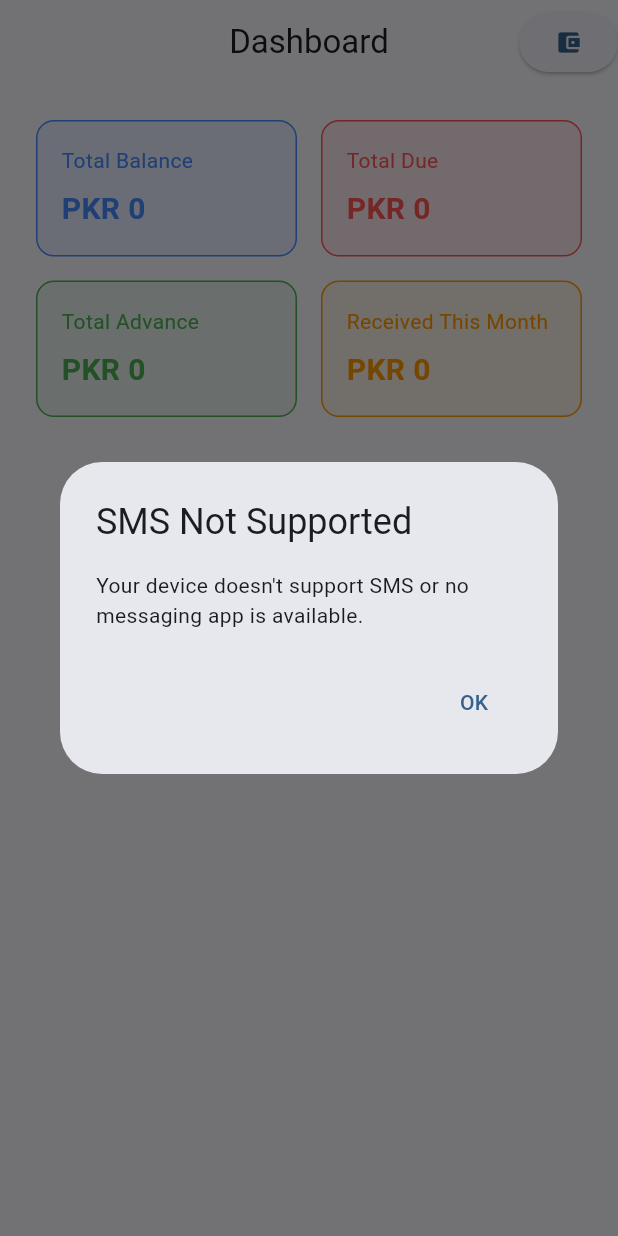
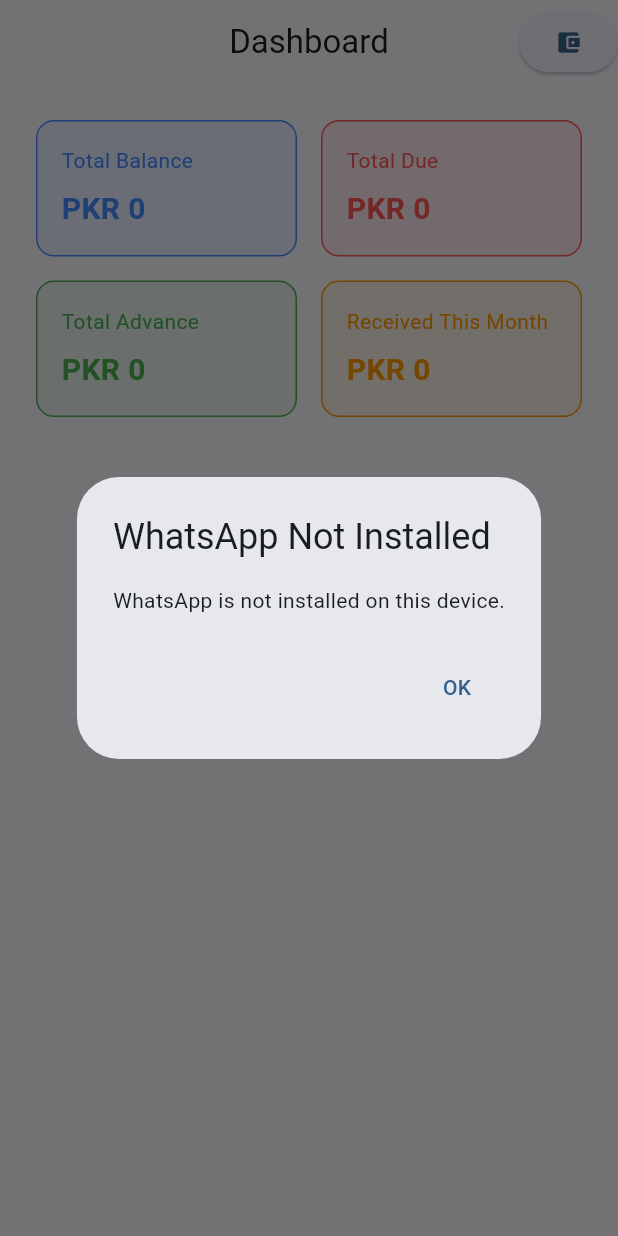
Before and after one commit to QasimSaeedsmt/flexipay-for-haris, a Flutter app: the screen it shows after launch, after a tap on the "account balance wallet" icon, on a phone screen of 412 x 824 dp. Run offline on Flutter 3.47's test engine with Material 3 defaults, Android fonts, the phone set to English and light mode, and no system bars; our stand-ins replace cloud_firestore, firebase_core, month_picker_dialog, pdf, permission_handler, printing; accounts and stored records are empty.

```diff
--- a/lib/msg_utils.dart
+++ b/lib/msg_utils.dart
@@ -7,34 +7,51 @@
 import 'dialog_utils.dart';
 
 class MessageUtils{
-
-  void sendWhatsAppMessage({
-    required String phoneNumber,
+  static String _generateInstallmentMessage({
     required String customerName,
     required String installmentMonth,
     required double amount,
-    required BuildContext? context,
-  }) async {
-    final String message =
-        'Hello $customerName,\n\n'
+  }) {
+    return 'Hello $customerName,\n\n'
         'This is a friendly reminder that your monthly installment for $installmentMonth is now due. '
-        'The payable amount is Rs. ${amount.toStringAsFixed(2)}.\n\n'
+        'The payable amount is Rs. ${amount.toStringAsFixed(0)}.\n\n'
         'Please make the payment at your earliest convenience.\n\n'
         'If you have already completed the payment, kindly disregard this message.\n\n'
         'Thank you for your continued trust.\n\n'
         'Best regards,\n'
         'Haris Hussain';
+  }
 
-    final String encodedMessage = Uri.encodeComponent(message);
-    final String whatsappUrl = 'https://wa.me/$phoneNumber?text=$encodedMessage';
+  /// Launches WhatsApp with pre-filled message
+  static Future<void> sendWhatsAppMessage({
+    required String phoneNumber,
+    required String customerName,
+    required String installmentMonth,
+    required double amount,
+    required BuildContext context,
+  }) async {
+    final message = _generateInstallmentMessage(
+      customerName: customerName,
+      installmentMonth: installmentMonth,
+      amount: amount,
+    );
 
-    final Uri uri = Uri.parse(whatsappUrl);
+    final encodedMessage = Uri.encodeComponent(message);
 
-    if (await canLaunchUrl(uri)) {
-      await launchUrl(uri, mode: LaunchMode.externalApplication);
+    // Remove any '+' from the number to avoid issues
+    final cleanPhone = phoneNumber.replaceAll('+', '');
+
+    final Uri whatsappUri = Uri.parse('https://wa.me/$cleanPhone?text=$encodedMessage');
+
+    if (await canLaunchUrl(whatsappUri)) {
+      await launchUrl(whatsappUri, mode: LaunchMode.externalApplication);
     } else {
-      if (context != null) {
-        // Show dialog or snackbar that WhatsApp is not installed
+      // WhatsApp not available
+      _showWhatsAppNotInstalledDialog(context);
+    }
+  }
+
+  static void _showWhatsAppNotInstalledDialog(BuildContext context) {
     showDialog(
       context: context,
       builder: (_) => AlertDialog(
@@ -49,8 +66,49 @@
       ),
     );
   }
-    }
-  }
+  // void sendWhatsAppMessage({
+  //   required String phoneNumber,
+  //   required String customerName,
+  //   required String installmentMonth,
+  //   required double amount,
+  //   required BuildContext? context,
+  // }) async {
+  //   final String message =
+  //       'Hello $customerName,\n\n'
+  //       'This is a friendly reminder that your monthly installment for $installmentMonth is now due. '
+  //       'The payable amount is Rs. ${amount.toStringAsFixed(0)}.\n\n'
+  //       'Please make the payment at your earliest convenience.\n\n'
+  //       'If you have already completed the payment, kindly disregard this message.\n\n'
+  //       'Thank you for your continued trust.\n\n'
+  //       'Best regards,\n'
+  //       'Haris Hussain';
+  //
+  //   final String encodedMessage = Uri.encodeComponent(message);
+  //   final String whatsappUrl = 'intent://send?phone=$phoneNumber&text=$encodedMessage#Intent;scheme=smsto;package=com.whatsapp;end';
+  //
+  //   final Uri uri = Uri.parse(whatsappUrl);
+  //
+  //   if (await canLaunchUrl(uri)) {
+  //     await launchUrl(uri, mode: LaunchMode.externalApplication);
+  //   } else {
+  //     if (context != null) {
+  //       // Show dialog or snackbar that WhatsApp is not installed
+  //       showDialog(
+  //         context: context,
+  //         builder: (_) => AlertDialog(
+  //           title: Text('WhatsApp Not Installed'),
+  //           content: Text('WhatsApp is not installed on this device.'),
+  //           actions: [
+  //             TextButton(
+  //               onPressed: () => Navigator.pop(context),
+  //               child: Text('OK'),
+  //             ),
+  //           ],
+  //         ),
+  //       );
+  //     }
+  //   }
+  // }
 
   void sendMessage({
     required String number,
--- a/lib/ui/home_screen.dart
+++ b/lib/ui/home_screen.dart
@@ -263,9 +263,9 @@
         centerTitle: true,
 actions: [
   ElevatedButton(onPressed: ()async{
-    MessageUtils().sendMessage(number: "03339895695",
+    MessageUtils.sendWhatsAppMessage(
         customerName: "Qasim Saeed",
-        installmentMonth: "August", amount: 4000, context: context);
+        installmentMonth: "August", amount: 4000, context: context,phoneNumber:  "923339895695");
 //     final reminderService = PaymentReminderService();
 //
 //     try {
```
Lines whose indentation alone changed are shown as unchanged.
